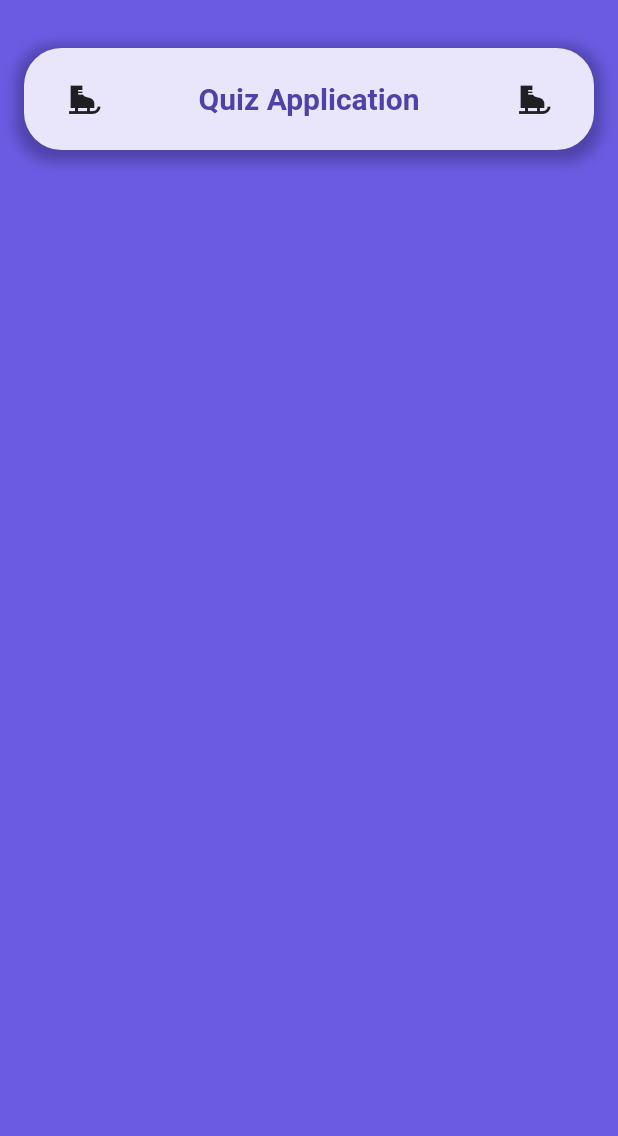
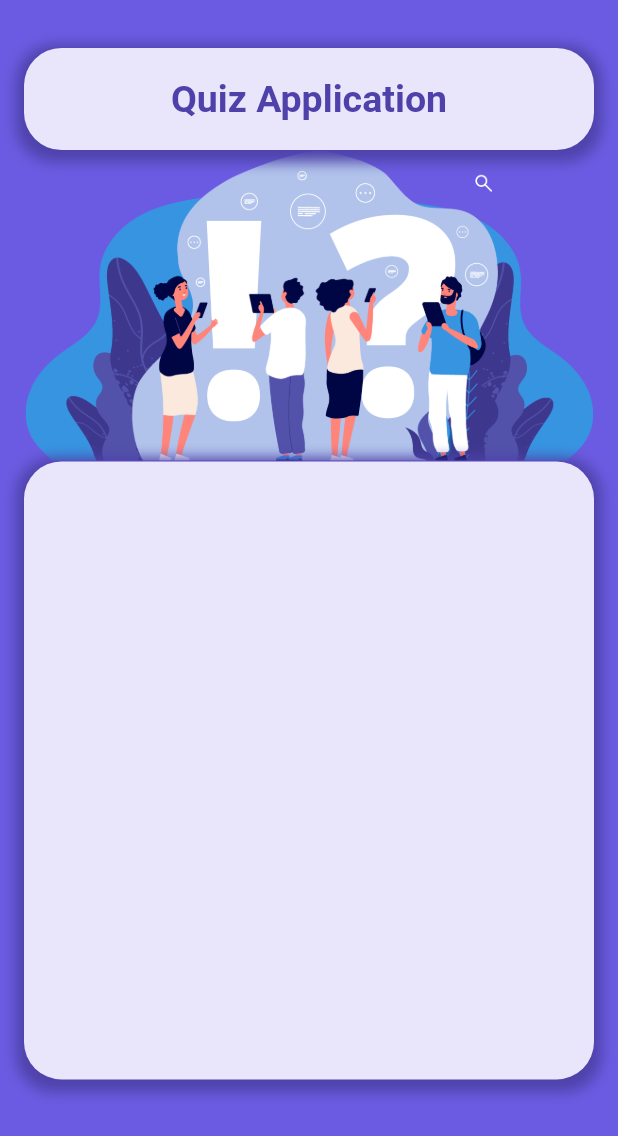
Before and after one commit to AleksandrDeveloper/quiz_application, a Flutter app: the screen it shows after launch, on a phone screen of 412 x 824 dp. Shown: the top 1136 px of the screen. Run offline on Flutter 3.47's test engine with Material 2 defaults, Android fonts, the phone set to English and light mode, and no system bars; our stand-ins replace step_progress_indicator.

Commit message:
start create form container

```diff
--- a/lib/configs/configs.dart
+++ b/lib/configs/configs.dart
@@ -1,3 +1,4 @@
 export 'theme.dart';
 export 'api_client.dart';
 export 'route.dart';
+export 'images.dart';
--- /dev/null
+++ b/lib/configs/images.dart
@@ -0,0 +1,4 @@
+class AppImages {
+  static const String welcome = 'assets/images/welcome_screen.png';
+
+}
--- a/lib/screens/welcome_screen.dart
+++ b/lib/screens/welcome_screen.dart
@@ -1,17 +1,45 @@
 import 'package:flutter/material.dart';
-
+import '../configs/configs.dart';
 import '../widgets/widgets.dart';
 
-class WelcomeScreen extends StatelessWidget {
+class WelcomeScreen extends StatefulWidget {
   const WelcomeScreen({Key? key}) : super(key: key);
+
+  @override
+  State<WelcomeScreen> createState() => _WelcomeScreenState();
+}
+
+class _WelcomeScreenState extends State<WelcomeScreen> {
+  var isStart = false;
 
   @override
   Widget build(BuildContext context) {
     final theme = Theme.of(context);
+    final width = MediaQuery.of(context).size.width;
+    const padding = 16.0;
+
     return Scaffold(
-      appBar: AppBarWidget(title: 'Quiz Application', isStart: false,),
+      appBar: AppBarWidget(
+        title: 'Quiz Application',
+        isStart: isStart,
+        currentStep: 1,
+      ),
       backgroundColor: theme.backgroundColor,
-      body: Container(),
+      body: Padding(
+        padding: const EdgeInsets.symmetric(horizontal: padding),
+        child: Column(
+          children: [
+            Image(
+              image: const AssetImage(
+                AppImages.welcome,
+              ),
+              fit: BoxFit.cover,
+              width: width,
+            ),
+           const FormContainerWelcome()
+          ],
+        ),
+      ),
     );
   }
 }
--- a/lib/widgets/app_bar_widget.dart
+++ b/lib/widgets/app_bar_widget.dart
@@ -1,51 +1,63 @@
 import 'package:flutter/material.dart';
+import 'package:step_progress_indicator/step_progress_indicator.dart';
 
 class AppBarWidget extends StatelessWidget with PreferredSizeWidget {
   final String title;
   final bool isStart;
+  final int currentStep;
   const AppBarWidget({
     required this.title,
     required this.isStart,
+    required this.currentStep,
     Key? key,
   }) : super(key: key);
 
   @override
   Widget build(BuildContext context) {
-    final _padding = 16.0;
-    final _width = MediaQuery.of(context).size.width - _padding * 2;
-    final _height = 70.0;
-    final _theme = Theme.of(context);
+    const padding = 16.0;
+    final width = MediaQuery.of(context).size.width - padding * 2;
+    const height = 70.0;
+    final theme = Theme.of(context);
+    const duration =   Duration(milliseconds: 250);
 
     return Center(
       child: Padding(
-        padding: EdgeInsets.only(top: _padding * 2),
-        child: Container(
-          width: _width,
-          height: _height,
-          padding: EdgeInsets.symmetric(horizontal: _padding),
+        padding: const EdgeInsets.only(top: padding * 2),
+        child: AnimatedContainer(
+          duration: duration,
+          width: width,
+          height: isStart ? height - 30 : height,
+          padding: const EdgeInsets.symmetric(horizontal: padding),
           decoration: BoxDecoration(
-            color: _theme.cardColor,
+            color: theme.cardColor,
             borderRadius: BorderRadius.circular(25.0),
             boxShadow: [
               BoxShadow(
-                color: _theme.shadowColor,
+                color: theme.shadowColor,
                 spreadRadius: 5,
                 blurRadius: 7,
-                offset: Offset(0, 3),
+                offset: const Offset(0, 3),
               )
             ],
           ),
-          child: Row(
-            mainAxisAlignment: MainAxisAlignment.spaceBetween,
+          child: isStart
+              ? StepProgressIndicator(
+                  totalSteps: 10,
+                  currentStep: currentStep,
+                  selectedColor: theme.backgroundColor,
+                  unselectedColor: theme.focusColor,
+                  roundedEdges: const Radius.circular(10),
+                  size: 7,
+                )
+              : Row(
+                  mainAxisAlignment: MainAxisAlignment.center,
                   children: [
-              IconButton(onPressed: () {}, icon: Icon(Icons.ice_skating)),
                     Text(
                       title,
-                style: _theme.textTheme.headline2?.copyWith(
-                  color: _theme.shadowColor,
+                      style: theme.textTheme.headline1?.copyWith(
+                        color: theme.shadowColor,
                       ),
                     ),
-              IconButton(onPressed: () {}, icon: Icon(Icons.ice_skating)),
                   ],
                 ),
         ),
--- /dev/null
+++ b/lib/widgets/welcome_screen_widgets/form_container_welcome.dart
@@ -0,0 +1,33 @@
+import 'package:flutter/material.dart';
+
+class FormContainerWelcome extends StatelessWidget {
+  const FormContainerWelcome({
+    Key? key,
+  }) : super(key: key);
+
+  @override
+  Widget build(BuildContext context) {
+    final theme = Theme.of(context);
+    final width = MediaQuery.of(context).size.width;
+    final height = MediaQuery.of(context).size.height;
+    const padding = 16.0;
+
+    return Container(
+      width: width,
+      height: height / 2,
+      padding: const EdgeInsets.symmetric(horizontal: padding),
+      decoration: BoxDecoration(
+        color: theme.cardColor,
+        borderRadius: BorderRadius.circular(25.0),
+        boxShadow: [
+          BoxShadow(
+            color: theme.shadowColor,
+            spreadRadius: 5,
+            blurRadius: 7,
+            offset: const Offset(0, 3),
+          )
+        ],
+      ),
+    );
+  }
+}
--- a/lib/widgets/widgets.dart
+++ b/lib/widgets/widgets.dart
@@ -1 +1,2 @@
 export 'app_bar_widget.dart';
+export 'welcome_screen_widgets/form_container_welcome.dart';
```
Also changed, not shown: pubspec.yaml (+6 -3 lines), assets/images/welcome_screen.png (added), pubspec.lock. Lines whose indentation alone changed are shown as unchanged.
